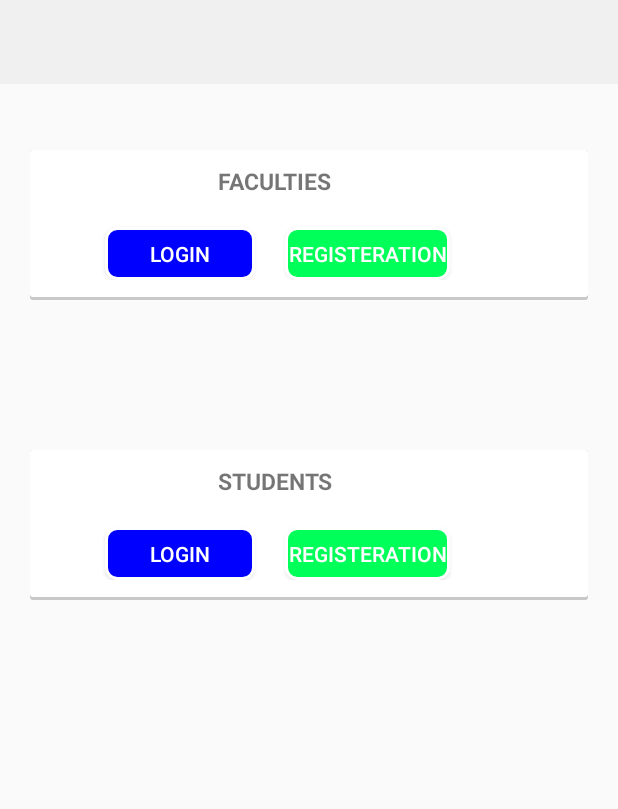
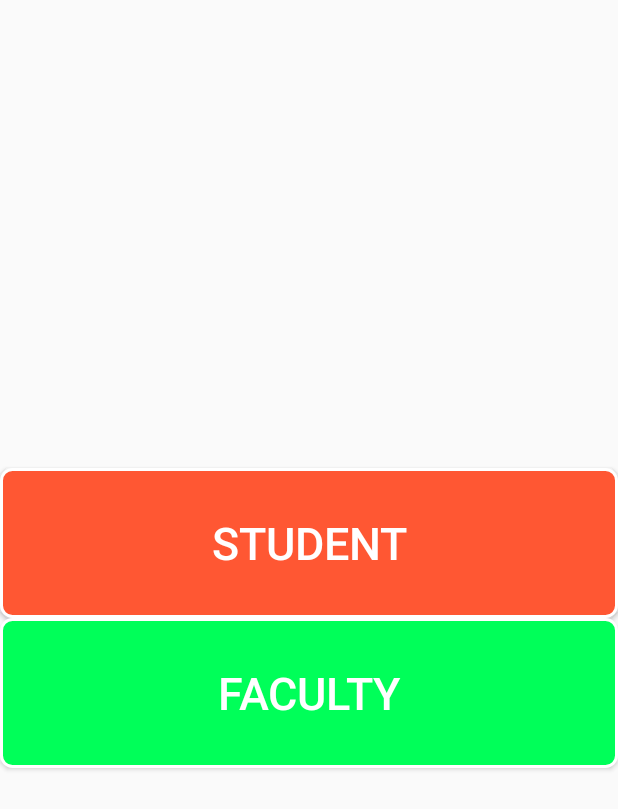
Before and after one commit to mdshamoon/ExamPortal, an Android app: the screen it shows after launch (homeactivity), on a phone screen of 412 x 824 dp. Shown: the top 809 px of the screen. Run offline under Robolectric (Android 15) with nearby library versions, the phone set to English and light mode, and no system bars.

Commit message:
new interface

```diff
--- a/app/src/main/AndroidManifest.xml
+++ b/app/src/main/AndroidManifest.xml
@@ -17,7 +17,8 @@
             </intent-filter>
         </activity>
         <activity android:name=".homeactivity" />
-        <activity android:name=".faculty_login"></activity>
+        <activity android:name=".faculty_login" />
+        <activity android:name=".faculty_register"></activity>
     </application>
 
 </manifest>
--- a/app/src/main/java/com/example/mdshamoon/examportal/faculty_login.java
+++ b/app/src/main/java/com/example/mdshamoon/examportal/faculty_login.java
@@ -1,13 +1,24 @@
 package com.example.mdshamoon.examportal;
 
+import android.content.Intent;
 import android.support.v7.app.AppCompatActivity;
 import android.os.Bundle;
+import android.view.View;
+import android.widget.Button;
 
 public class faculty_login extends AppCompatActivity {
-
+Button fregister;
     @Override
     protected void onCreate(Bundle savedInstanceState) {
         super.onCreate(savedInstanceState);
         setContentView(R.layout.activity_faculty_login);
+        fregister=findViewById(R.id.btn_signup);
+        fregister.setOnClickListener(new View.OnClickListener() {
+            @Override
+            public void onClick(View view) {
+                Intent intent=new Intent(faculty_login.this,faculty_register.class);
+                startActivity(intent);
+            }
+        });
     }
 }
--- /dev/null
+++ b/app/src/main/java/com/example/mdshamoon/examportal/faculty_register.java
@@ -0,0 +1,13 @@
+package com.example.mdshamoon.examportal;
+
+import android.support.v7.app.AppCompatActivity;
+import android.os.Bundle;
+
+public class faculty_register extends AppCompatActivity {
+
+    @Override
+    protected void onCreate(Bundle savedInstanceState) {
+        super.onCreate(savedInstanceState);
+        setContentView(R.layout.activity_faculty_register);
+    }
+}
--- a/app/src/main/java/com/example/mdshamoon/examportal/homeactivity.java
+++ b/app/src/main/java/com/example/mdshamoon/examportal/homeactivity.java
@@ -7,17 +7,15 @@ import android.view.View;
 import android.widget.Button;
 
 public class homeactivity extends AppCompatActivity {
-    Button flogin,fregister,slogin,sregister;
+    Button student,faculty;
     @Override
     protected void onCreate(Bundle savedInstanceState) {
         super.onCreate(savedInstanceState);
         setContentView(R.layout.activity_homeactivity);
         getSupportActionBar().hide();
-        flogin=findViewById(R.id.LOGIN);
-        fregister=findViewById(R.id.register);
-        slogin=findViewById(R.id.LOGIN1);
-        sregister=findViewById(R.id.register1);
-        flogin.setOnClickListener(new View.OnClickListener() {
+       student=findViewById(R.id.student);
+       faculty=findViewById(R.id.faculty);
+        faculty.setOnClickListener(new View.OnClickListener() {
             @Override
             public void onClick(View view) {
                 Intent intent=new Intent(homeactivity.this,faculty_login.class);
--- a/app/src/main/res/drawable/shape2.xml
+++ b/app/src/main/res/drawable/shape2.xml
@@ -8,8 +8,6 @@
         android:endColor="#FF5733"
         />
     <corners
-        android:bottomLeftRadius="7dp"
-        android:bottomRightRadius="7dp"
-        android:topLeftRadius="7dp"
-        android:topRightRadius="7dp" />
+
+        android:radius="7dp"/>
 </shape>
--- /dev/null
+++ b/app/src/main/res/layout/activity_faculty_register.xml
@@ -0,0 +1,9 @@
+<?xml version="1.0" encoding="utf-8"?>
+<android.support.constraint.ConstraintLayout xmlns:android="http://schemas.android.com/apk/res/android"
+    xmlns:app="http://schemas.android.com/apk/res-auto"
+    xmlns:tools="http://schemas.android.com/tools"
+    android:layout_width="match_parent"
+    android:layout_height="match_parent"
+    tools:context=".faculty_register">
+
+</android.support.constraint.ConstraintLayout>
--- a/app/src/main/res/layout/activity_homeactivity.xml
+++ b/app/src/main/res/layout/activity_homeactivity.xml
@@ -1,117 +1,36 @@
 <?xml version="1.0" encoding="utf-8"?>
-<FrameLayout xmlns:android="http://schemas.android.com/apk/res/android"
+<LinearLayout xmlns:android="http://schemas.android.com/apk/res/android"
     xmlns:app="http://schemas.android.com/apk/res-auto"
     xmlns:tools="http://schemas.android.com/tools"
     android:layout_width="match_parent"
     android:layout_height="match_parent"
     android:orientation="vertical"
+    android:gravity="center_vertical"
     tools:context=".homeactivity">
 
 
+    <Button
+        android:id="@+id/student"
+        android:layout_width="match_parent"
+        android:layout_height="100dp"
+        android:text="Student"
+        android:textColor="@color/white"
+android:textSize="30sp"
+        android:background="@drawable/shape2"/>
 
-    <android.support.v7.widget.Toolbar
-        android:id="@+id/toolbar"
+    <Button
+        android:id="@+id/faculty"
         android:layout_width="match_parent"
-        android:layout_height="?attr/actionBarSize"
-        android:background="@color/grey"
-        android:theme="@style/ThemeOverlay.AppCompat.ActionBar" />
+        android:layout_height="100dp"
+        android:text="faculty"
+        android:textColor="@color/white"
+        android:textSize="30sp"
+        android:background="@drawable/shape4"/>
 
 
-    <LinearLayout
-        android:orientation="vertical"
-        android:background="@drawable/back"
-        android:layout_marginTop="100dp"
-        android:layout_marginLeft="20dp"
-        android:layout_marginRight="20dp"
-        android:layout_width="match_parent"
-        android:layout_height="100dp">
-        <TextView
-            android:textStyle="bold"
-            android:textSize="15dp"
-            android:layout_marginLeft="125dp"
-            android:layout_marginTop="10dp"
-            android:layout_width="wrap_content"
-            android:layout_height="wrap_content"
-            android:text="FACULTIES"
-
-            />
 
 
-        <LinearLayout
-            android:orientation="horizontal"
-            android:layout_width="match_parent"
-            android:layout_height="wrap_content">
-            <Button
-                android:id="@+id/LOGIN"
-                android:layout_marginTop="20dp"
-                android:layout_marginLeft="50dp"
-                android:textColor="@color/white"
-                android:layout_width="100dp"
-                android:layout_height="35dp"
-                android:text="LOGIN"
-                android:background="@drawable/shape3"
-                />
-            <Button
-                android:id="@+id/register"
-                android:textColor="@color/white"
-                android:layout_marginLeft="20dp"
-                android:layout_marginTop="20dp"
-                android:layout_width="110dp"
-                android:layout_height="35dp"
-                android:text="REGISTERATION"
-                android:background="@drawable/shape4"
-                />
+
+
 
         </LinearLayout>
-
-    </LinearLayout>
-
-    <LinearLayout
-        android:orientation="vertical"
-        android:background="@drawable/back"
-        android:layout_marginTop="300dp"
-        android:layout_marginLeft="20dp"
-        android:layout_marginRight="20dp"
-        android:layout_width="match_parent"
-        android:layout_height="100dp">
-        <TextView
-            android:textStyle="bold"
-            android:textSize="15dp"
-            android:layout_marginLeft="125dp"
-            android:layout_marginTop="10dp"
-            android:layout_width="wrap_content"
-            android:layout_height="wrap_content"
-            android:text="STUDENTS"
-
-            />
-
-
-        <LinearLayout
-            android:orientation="horizontal"
-            android:layout_width="match_parent"
-            android:layout_height="wrap_content">
-            <Button
-                android:id="@+id/LOGIN1"
-                android:layout_marginTop="20dp"
-                android:layout_marginLeft="50dp"
-                android:textColor="@color/white"
-                android:layout_width="100dp"
-                android:layout_height="35dp"
-                android:text="LOGIN"
-                android:background="@drawable/shape3"
-                />
-            <Button
-                android:id="@+id/register1"
-                android:textColor="@color/white"
-                android:layout_marginLeft="20dp"
-                android:layout_marginTop="20dp"
-                android:layout_width="110dp"
-                android:layout_height="35dp"
-                android:text="REGISTERATION"
-                android:background="@drawable/shape4"
-                />
-
-        </LinearLayout>
-
-    </LinearLayout>
-</FrameLayout>
```
